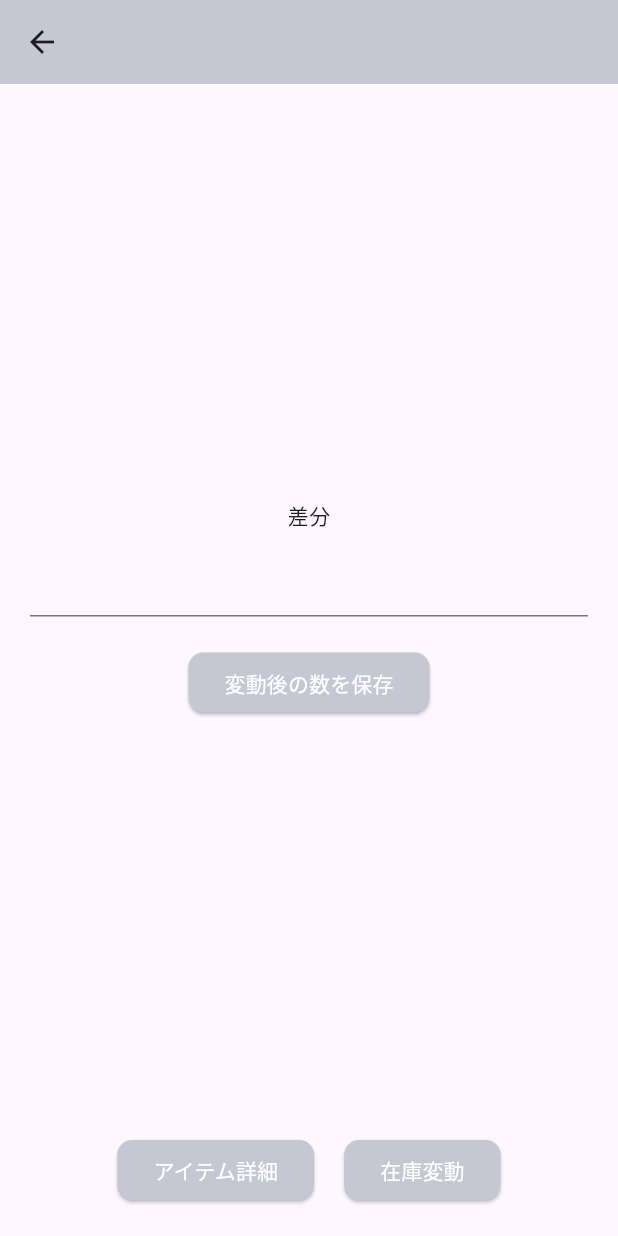
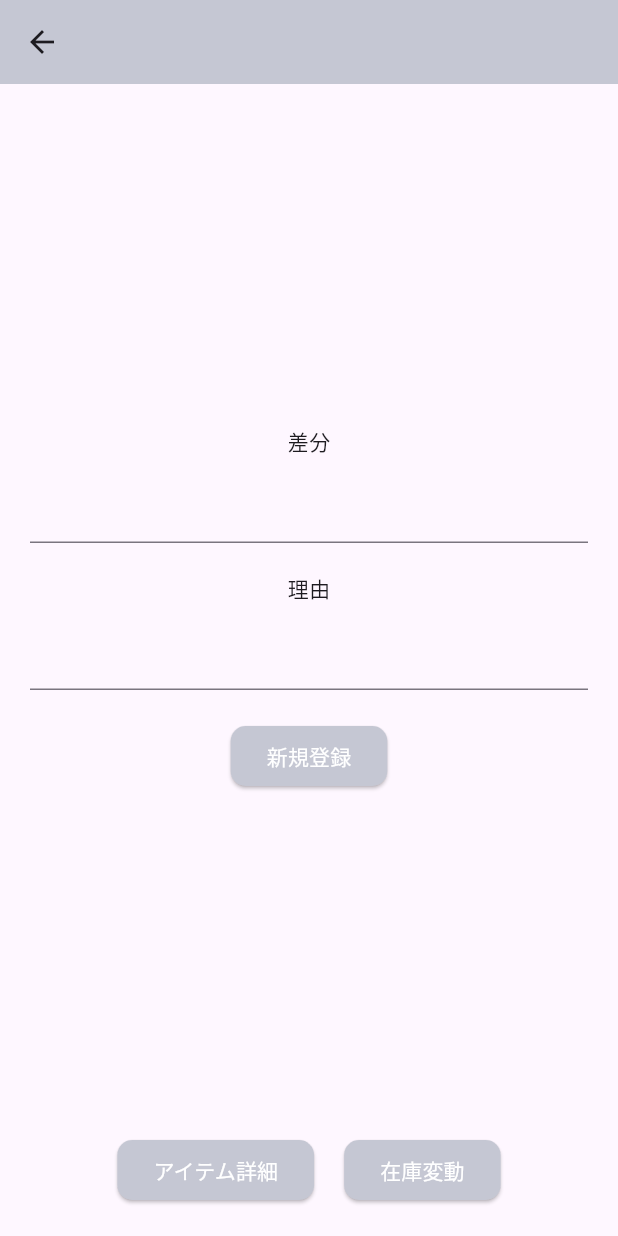
Before and after one commit to Colorful12/ivecon, a Flutter app: the ItemHistory screen opened directly with empty values, on a phone screen of 412 x 824 dp. Run offline on Flutter 3.47's test engine with Material 2 defaults, Android fonts, the light colour scheme and no system bars; our stand-ins replace cloud_firestore, firebase_auth, firebase_core, firebase_storage, image_picker; missing offline and left inert: dart:html; accounts and stored records are empty.

Commit message:
change text

```diff
--- a/lib/pages/addoneitem.dart
+++ b/lib/pages/addoneitem.dart
@@ -234,6 +234,7 @@ class _AddOneItemPageState extends State<AddOneItemPage>{
     final stockData = {
       'change': 0,
       'new_stock': itemNumController.text,
+      'reason' : '初期登録',
       'timestamp': FieldValue.serverTimestamp(),
     };
     await itemRef.collection('history').add(stockData);
--- a/lib/pages/itemhistory.dart
+++ b/lib/pages/itemhistory.dart
@@ -25,6 +25,7 @@ class ItemHistory extends StatefulWidget {
 
 class _ItemHistoryState extends State<ItemHistory> {
   final TextEditingController _stockChangeController = TextEditingController();
+  final TextEditingController _reasonController = TextEditingController();
   int _currentStock = 0;
   late bool _isStockFetched;
   late final DocumentReference _historyDocRef;
@@ -45,6 +46,7 @@ class _ItemHistoryState extends State<ItemHistory> {
   @override
   void dispose() {
     _stockChangeController.dispose();
+    _reasonController.dispose();
     super.dispose();
   }
 
@@ -78,6 +80,7 @@ class _ItemHistoryState extends State<ItemHistory> {
     }
     int stockChange = int.parse(_stockChangeController.text);
     int newStock = _currentStock + stockChange;
+    String reason = _reasonController.text;
     print(newStock);
 
     // Firestoreに在庫の変動を保存する処理
@@ -85,6 +88,7 @@ class _ItemHistoryState extends State<ItemHistory> {
       'change': stockChange,
       'new_stock': newStock,
       'timestamp': FieldValue.serverTimestamp(),
+      'reason': reason,
     });
 
     FirebaseFirestore.instance
@@ -95,6 +99,7 @@ class _ItemHistoryState extends State<ItemHistory> {
       .update({'itemNum': newStock});
 
     _stockChangeController.clear();
+    _reasonController.clear();
     _fetchInitialStock();
   }
 
@@ -117,6 +122,13 @@ class _ItemHistoryState extends State<ItemHistory> {
                 keyboardType: TextInputType.number,
               ),
               SizedBox(height: 20),
+              Text('理由'), // 追加：理由のラベル
+              SizedBox(height: 10),
+              TextField(
+                controller: _reasonController,
+                keyboardType: TextInputType.text,
+              ),
+              SizedBox(height: 20),
               ElevatedButton(
                 onPressed: _saveStockChange,
                 style: ElevatedButton.styleFrom(
@@ -126,7 +138,7 @@ class _ItemHistoryState extends State<ItemHistory> {
                     borderRadius: BorderRadius.circular(10),
                   ),
                 ),
-                child: Text('変動後の数を保存'),
+                child: Text('新規登録'),
               ),
             ],
           ),
```
